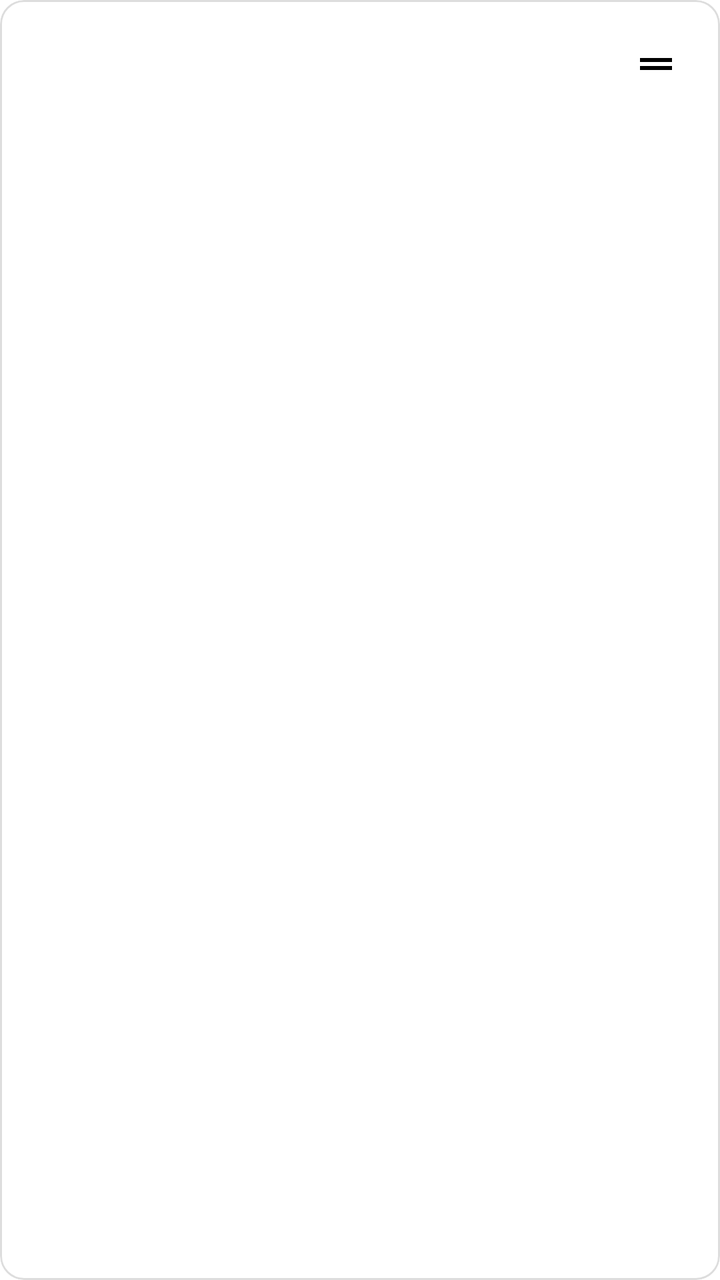
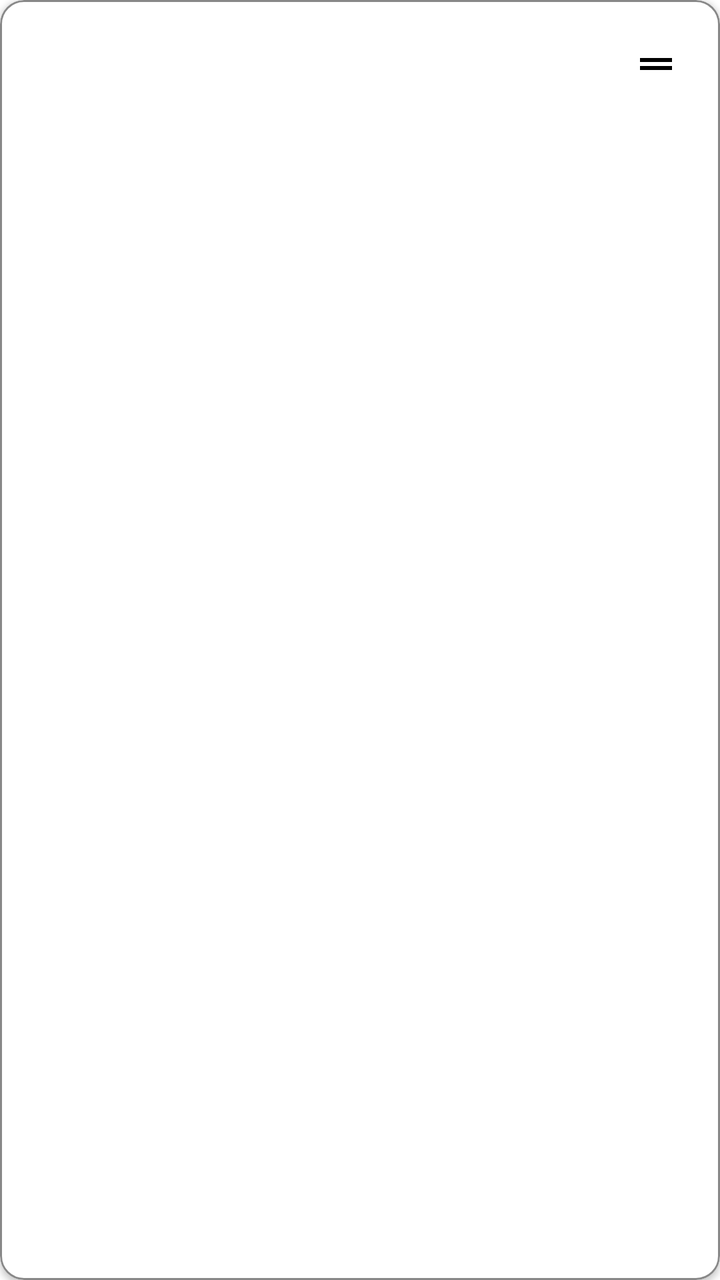

The first picture is an Android layout as it rendered before a commit; the second is the same layout after the commit. The layout source and the unified diff follow.
<!-- AndroidManifest.xml: application theme Theme.PhoneMouse -->
<!-- res/layout/item_recording.xml -->
<?xml version="1.0" encoding="utf-8"?>
<com.google.android.material.card.MaterialCardView xmlns:android="http://schemas.android.com/apk/res/android"
    xmlns:app="http://schemas.android.com/apk/res-auto"
    android:layout_width="match_parent"
    android:layout_height="wrap_content"
    android:layout_marginHorizontal="16dp"
    android:layout_marginVertical="8dp"
    app:cardCornerRadius="12dp"
    app:cardElevation="0dp"
    app:strokeWidth="1dp"
    app:strokeColor="#DDDDDD">

    <LinearLayout
        android:layout_width="match_parent"
        android:layout_height="wrap_content"
        android:gravity="center_vertical"
        android:orientation="horizontal"
        android:padding="12dp">

        <LinearLayout
            android:id="@+id/recordingInfo"
            android:layout_width="0dp"
            android:layout_height="wrap_content"
            android:layout_weight="1"
            android:orientation="vertical">

            <TextView
                android:id="@+id/recordingName"
                android:layout_width="match_parent"
                android:layout_height="wrap_content"
                android:textColor="?android:attr/textColorPrimary"
                android:textSize="16sp"
                android:textStyle="bold" />

            <TextView
                android:id="@+id/recordingDetails"
                android:layout_width="match_parent"
                android:layout_height="wrap_content"
                android:alpha="0.7"
                android:textSize="12sp" />
        </LinearLayout>

        <ImageView
            android:id="@+id/dragHandle"
            android:layout_width="40dp"
            android:layout_height="40dp"
            android:layout_marginStart="8dp"
            android:background="?attr/selectableItemBackgroundBorderless"
            android:clickable="true"
            android:focusable="true"
            android:padding="8dp"
            android:src="@drawable/ic_drag_handle"
            app:tint="?android:attr/textColorPrimary" />
    </LinearLayout>
</com.google.android.material.card.MaterialCardView>
<!-- resources referenced by this layout -->
<resources>
  <!-- drawable ic_drag_handle (drawable) -->
  <vector xmlns:android="http://schemas.android.com/apk/res/android"
      android:width="24dp"
      android:height="24dp"
      android:viewportWidth="24"
      android:viewportHeight="24"
      android:tint="?attr/colorControlNormal">
    <path
        android:fillColor="@android:color/white"
        android:pathData="M20,9H4v2h16V9zM4,15h16v-2H4V15z"/>
  </vector>
  <style name="Theme.PhoneMouse" parent="Theme.MaterialComponents.DayNight.NoActionBar">
          
          <item name="colorPrimary">@android:color/black</item>
          <item name="colorPrimaryVariant">#333333</item>
          <item name="colorOnPrimary">@android:color/white</item>
          
          <item name="colorSecondary">#666666</item>
          <item name="colorSecondaryVariant">#333333</item>
          <item name="colorOnSecondary">@android:color/white</item>
          <item name="android:colorControlHighlight">#20000000</item>
          <item name="colorAccent">@android:color/black</item>
          
          <item name="android:statusBarColor">@android:color/transparent</item>
          <item name="android:navigationBarColor">@android:color/transparent</item>
          <item name="android:windowBackground">@android:color/white</item>
          <item name="android:textColorPrimary">@android:color/black</item>
  
          
          <item name="trackpadBackgroundColor">#EEEEEE</item>
          <item name="controlBackgroundColor">#CCCCCC</item>
          <item name="controlIconColor">@android:color/black</item>
          <item name="controlTextColor">@android:color/black</item>
      </style>
</resources>

<!-- the commit's change to res/layout/item_recording.xml (unified diff, before → after) -->
@@ -6,9 +6,9 @@
     android:layout_marginHorizontal="16dp"
     android:layout_marginVertical="8dp"
     app:cardCornerRadius="12dp"
-    app:cardElevation="0dp"
+    app:cardElevation="2dp"
     app:strokeWidth="1dp"
-    app:strokeColor="#DDDDDD">
+    app:strokeColor="#888888">
 
     <LinearLayout
         android:layout_width="match_parent"
<!-- resource entries referenced after the edit -->
@@ -33,6 +33,7 @@
           <item name="controlBackgroundColor">#CCCCCC</item>
           <item name="controlIconColor">@android:color/black</item>
           <item name="controlTextColor">@android:color/black</item>
+          <item name="colorOutline">#DDDDDD</item>
       </style>
 </resources>
 
